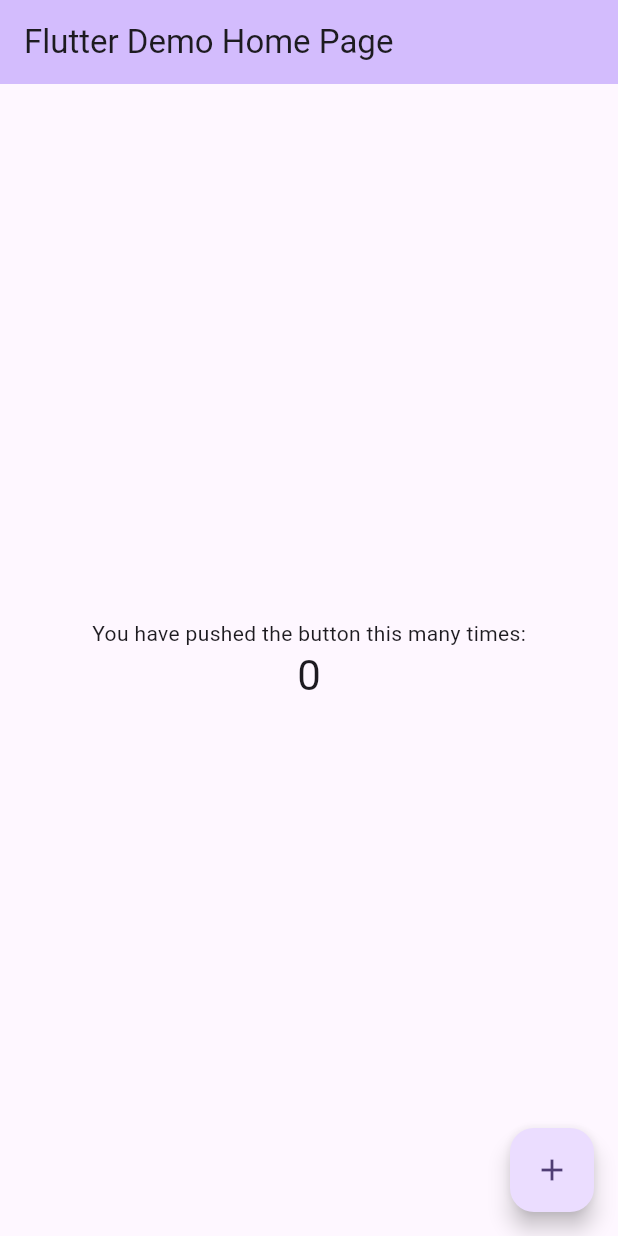
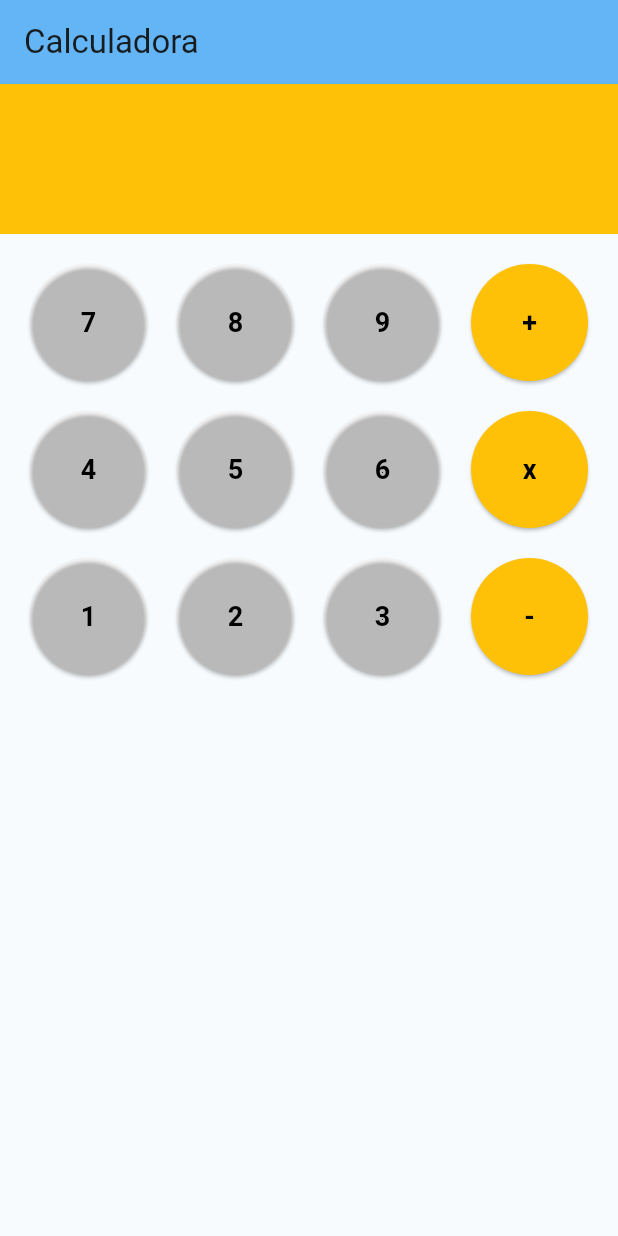
Before and after one commit to romzc/calculator, a Flutter app: the screen it shows after launch, on a phone screen of 412 x 824 dp. Run offline on Flutter 3.47's test engine with Material 2 defaults, Android fonts, the phone set to English and light mode, and no system bars.

Commit message:
se creo el componente custom button y tambien se organizo el grid para el manejo de los botones, se implementara el manejo del comportamiento y las operaciones en si mismas de la aplicación

```diff
--- /dev/null
+++ b/lib/components/ButtonComponent.dart
@@ -0,0 +1,35 @@
+import "package:flutter/material.dart";
+
+class ButtonComponent extends StatelessWidget {
+  const ButtonComponent(
+      {super.key,
+      required this.value,
+      required this.color,
+      required this.radius,
+      required this.onPressed});
+
+  final String value;
+  final double radius;
+  final Color color;
+  final Function onPressed;
+
+  @override
+  Widget build(BuildContext context) {
+    return Container(
+      decoration: BoxDecoration(
+          borderRadius: BorderRadius.circular(radius), color: Colors.white),
+      child: ElevatedButton(
+        onPressed: () => onPressed(value),
+        style: ButtonStyle(
+            backgroundColor: MaterialStateProperty.all<Color>(color)),
+        child: Center(
+          child: Text("$value",
+              style: const TextStyle(
+                  color: Colors.black,
+                  fontWeight: FontWeight.w600,
+                  fontSize: 18)),
+        ),
+      ),
+    );
+  }
+}
--- /dev/null
+++ b/lib/components/KeyboardComponent.dart
@@ -0,0 +1,12 @@
+import 'package:flutter/material.dart';
+
+class KeyboardComponent extends StatelessWidget {
+  const KeyboardComponent({super.key});
+
+  @override
+  Widget build(BuildContext context) {
+    return Container(
+      color: Colors.blueGrey,
+    );
+  }
+}
--- /dev/null
+++ b/lib/components/ResultComponent.dart
@@ -0,0 +1,17 @@
+import 'package:flutter/material.dart';
+
+class ResultComponent extends StatefulWidget {
+  const ResultComponent({super.key});
+
+  @override
+  State<ResultComponent> createState() => _ResultComponentState();
+}
+
+class _ResultComponentState extends State<ResultComponent> {
+  @override
+  Widget build(BuildContext context) {
+    return Container(
+      color: Colors.amber,
+    );
+  }
+}
--- a/lib/main.dart
+++ b/lib/main.dart
@@ -1,126 +1,41 @@
+import 'package:calculator/screen/MainView.dart';
 import 'package:flutter/material.dart';
 
-
 void main() {
-  runApp(const MyApp());
+  runApp(const App());
 }
 
-class MyApp extends StatelessWidget {
-  const MyApp({super.key});
+class App extends StatelessWidget {
+  const App({super.key});
 
-  // This widget is the root of your application.
   @override
   Widget build(BuildContext context) {
     return MaterialApp(
-      title: 'Flutter Demo',
-      theme: ThemeData(
-        // This is the theme of your application.
-        //
-        // TRY THIS: Try running your application with "flutter run". You'll see
-        // the application has a blue toolbar. Then, without quitting the app,
-        // try changing the seedColor in the colorScheme below to Colors.green
-        // and then invoke "hot reload" (save your changes or press the "hot
-        // reload" button in a Flutter-supported IDE, or press "r" if you used
-        // the command line to start the app).
-        //
-        // Notice that the counter didn't reset back to zero; the application
-        // state is not lost during the reload. To reset the state, use hot
-        // restart instead.
-        //
-        // This works for code too, not just values: Most code changes can be
-        // tested with just a hot reload.
-        colorScheme: ColorScheme.fromSeed(seedColor: Colors.deepPurple),
-        useMaterial3: true,
+        title: "Calculator",
+        theme: ThemeData(
+          colorScheme: ColorScheme.fromSeed(seedColor: Colors.blueGrey),
+          useMaterial3: true,
+        ),
+        home: const Main());
+  }
+}
+
+class Main extends StatefulWidget {
+  const Main({super.key});
+
+  @override
+  State<Main> createState() => _MainState();
+}
+
+class _MainState extends State<Main> {
+  @override
+  Widget build(BuildContext context) {
+    return Scaffold(
+      appBar: AppBar(
+        title: const Text("Calculadora"),
+        backgroundColor: Colors.blue.shade300,
       ),
-      home: const MyHomePage(title: 'Flutter Demo Home Page'),
+      body: const MainView(),
     );
   }
 }
-
-class MyHomePage extends StatefulWidget {
-  const MyHomePage({super.key, required this.title});
-
-  // This widget is the home page of your application. It is stateful, meaning
-  // that it has a State object (defined below) that contains fields that affect
-  // how it looks.
-
-  // This class is the configuration for the state. It holds the values (in this
-  // case the title) provided by the parent (in this case the App widget) and
-  // used by the build method of the State. Fields in a Widget subclass are
-  // always marked "final".
-
-  final String title;
-
-  @override
-  State<MyHomePage> createState() => _MyHomePageState();
-}
-
-class _MyHomePageState extends State<MyHomePage> {
-  int _counter = 0;
-
-  void _incrementCounter() {
-    setState(() {
-      // This call to setState tells the Flutter framework that something has
-      // changed in this State, which causes it to rerun the build method below
-      // so that the display can reflect the updated values. If we changed
-      // _counter without calling setState(), then the build method would not be
-      // called again, and so nothing would appear to happen.
-      _counter++;
-    });
-  }
-
-  @override
-  Widget build(BuildContext context) {
-    // This method is rerun every time setState is called, for instance as done
-    // by the _incrementCounter method above.
-    //
-    // The Flutter framework has been optimized to make rerunning build methods
-    // fast, so that you can just rebuild anything that needs updating rather
-    // than having to individually change instances of widgets.
-    return Scaffold(
-      appBar: AppBar(
-        // TRY THIS: Try changing the color here to a specific color (to
-        // Colors.amber, perhaps?) and trigger a hot reload to see the AppBar
-        // change color while the other colors stay the same.
-        backgroundColor: Theme.of(context).colorScheme.inversePrimary,
-        // Here we take the value from the MyHomePage object that was created by
-        // the App.build method, and use it to set our appbar title.
-        title: Text(widget.title),
-      ),
-      body: Center(
-        // Center is a layout widget. It takes a single child and positions it
-        // in the middle of the parent.
-        child: Column(
-          // Column is also a layout widget. It takes a list of children and
-          // arranges them vertically. By default, it sizes itself to fit its
-          // children horizontally, and tries to be as tall as its parent.
-          //
-          // Column has various properties to control how it sizes itself and
-          // how it positions its children. Here we use mainAxisAlignment to
-          // center the children vertically; the main axis here is the vertical
-          // axis because Columns are vertical (the cross axis would be
-          // horizontal).
-          //
-          // TRY THIS: Invoke "debug painting" (choose the "Toggle Debug Paint"
-          // action in the IDE, or press "p" in the console), to see the
-          // wireframe for each widget.
-          mainAxisAlignment: MainAxisAlignment.center,
-          children: <Widget>[
-            const Text(
-              'You have pushed the button this many times:',
-            ),
-            Text(
-              '$_counter',
-              style: Theme.of(context).textTheme.headlineMedium,
-            ),
-          ],
-        ),
-      ),
-      floatingActionButton: FloatingActionButton(
-        onPressed: _incrementCounter,
-        tooltip: 'Increment',
-        child: const Icon(Icons.add),
-      ), // This trailing comma makes auto-formatting nicer for build methods.
-    );
-  }
-}
--- /dev/null
+++ b/lib/screen/MainView.dart
@@ -0,0 +1,97 @@
+import 'package:calculator/components/ButtonComponent.dart';
+import 'package:calculator/components/KeyboardComponent.dart';
+import 'package:calculator/components/ResultComponent.dart';
+import 'package:flutter/material.dart';
+
+class MainView extends StatelessWidget {
+  const MainView({super.key});
+
+  @override
+  Widget build(BuildContext context) {
+    return Container(
+      color: Colors.white12,
+      child: Center(
+        child: Column(
+          children: [
+            Container(
+              height: 100,
+              color: Colors.amber,
+            ),
+            Expanded(
+                flex: 1,
+                child: Container(
+                  child: GridView.count(
+                    padding: const EdgeInsets.all(20),
+                    crossAxisCount: 4,
+                    crossAxisSpacing: 20,
+                    mainAxisSpacing: 20,
+                    children: <Widget>[
+                      ButtonComponent(
+                          value: "7",
+                          color: const Color.fromARGB(1, 202, 202, 206),
+                          radius: 100,
+                          onPressed: () => {}),
+                      ButtonComponent(
+                          value: "8",
+                          color: const Color.fromARGB(1, 202, 202, 206),
+                          radius: 100,
+                          onPressed: () => {}),
+                      ButtonComponent(
+                          value: "9",
+                          color: const Color.fromARGB(1, 202, 202, 206),
+                          radius: 100,
+                          onPressed: () => {}),
+                      ButtonComponent(
+                          value: "+",
+                          color: Colors.amber,
+                          radius: 100,
+                          onPressed: () => {}),
+                      ButtonComponent(
+                          value: "4",
+                          color: const Color.fromARGB(1, 202, 202, 206),
+                          radius: 100,
+                          onPressed: () => {}),
+                      ButtonComponent(
+                          value: "5",
+                          color: const Color.fromARGB(1, 202, 202, 206),
+                          radius: 100,
+                          onPressed: () => {}),
+                      ButtonComponent(
+                          value: "6",
+                          color: const Color.fromARGB(1, 202, 202, 206),
+                          radius: 100,
+                          onPressed: () => {}),
+                      ButtonComponent(
+                          value: "x",
+                          color: Colors.amber,
+                          radius: 100,
+                          onPressed: () => {}),
+                      ButtonComponent(
+                          value: "1",
+                          color: const Color.fromARGB(1, 202, 202, 206),
+                          radius: 100,
+                          onPressed: () => {}),
+                      ButtonComponent(
+                          value: "2",
+                          color: const Color.fromARGB(1, 202, 202, 206),
+                          radius: 100,
+                          onPressed: () => {}),
+                      ButtonComponent(
+                          value: "3",
+                          color: const Color.fromARGB(1, 202, 202, 206),
+                          radius: 100,
+                          onPressed: () => {}),
+                      ButtonComponent(
+                          value: "-",
+                          color: Colors.amber,
+                          radius: 100,
+                          onPressed: () => {}),
+                    ],
+                  ),
+                ))
+          ],
+        ),
+      ),
+    );
+  }
+}
```
Also changed, not shown: 1 other file.
